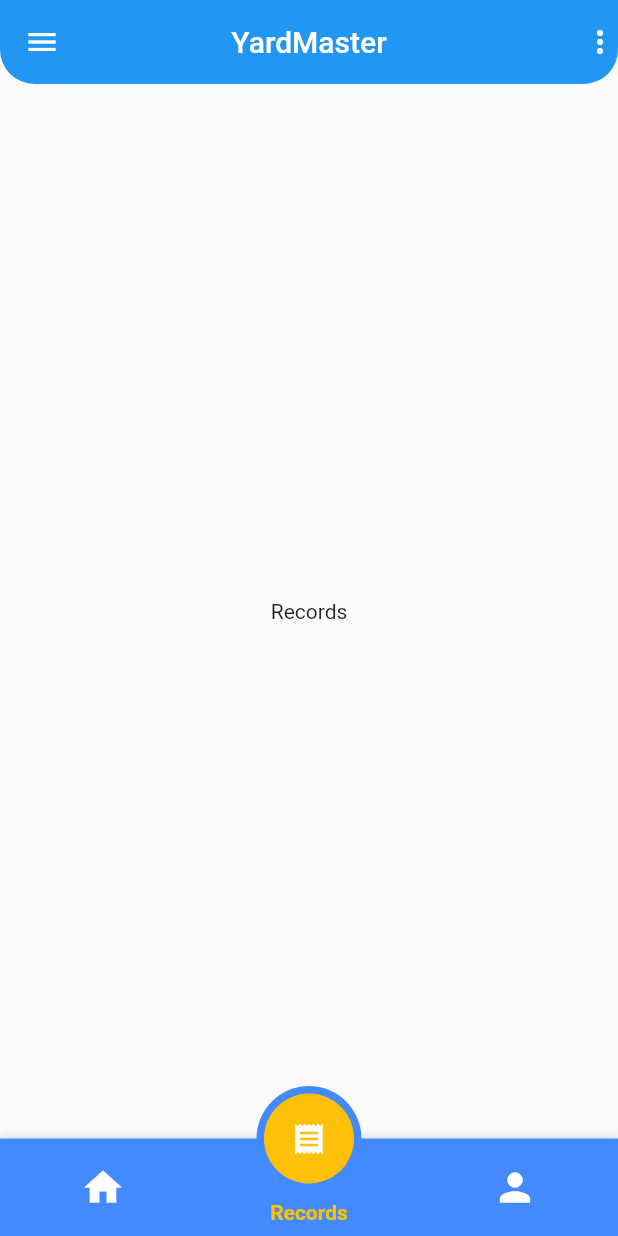
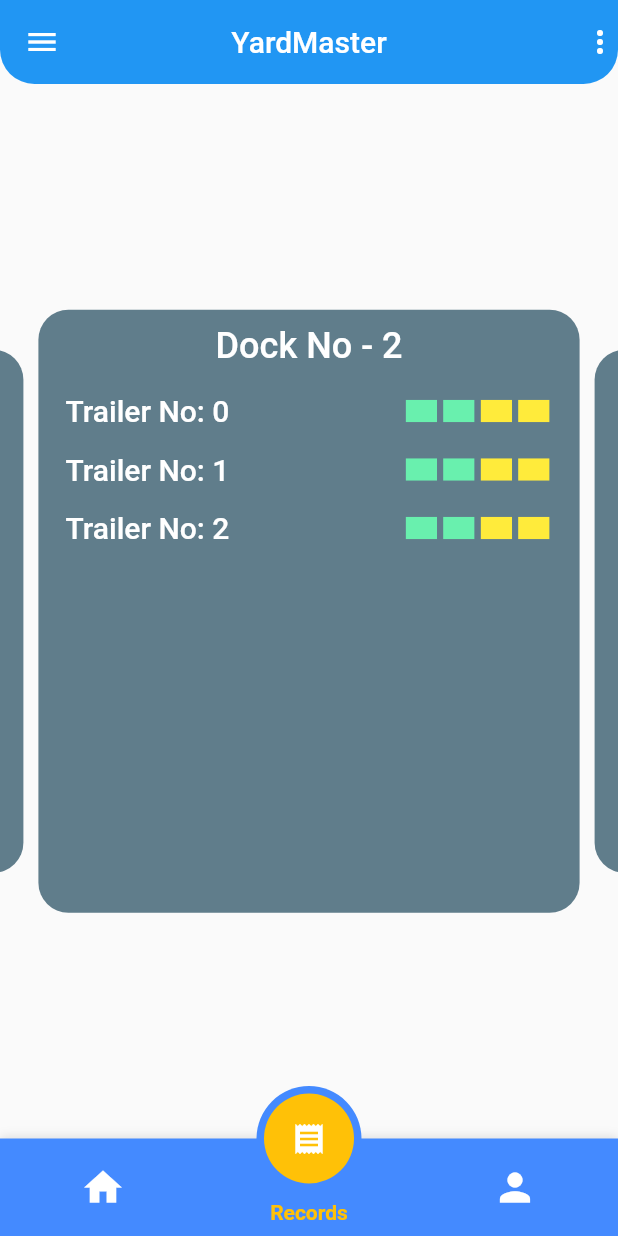
Before and after one commit to apexpre-dator/YardMaster, a Flutter app: the screen it shows after launch, item 2 of the bottom bar chosen, on a phone screen of 412 x 824 dp. Run offline on Flutter 3.47's test engine with Material 2 defaults, Android fonts, the phone set to English and light mode, and no system bars; drawn by our look-alikes of carousel_slider, motion_tab_bar_v2, step_progress_indicator; our stand-ins replace cloud_firestore, custom_radio_grouped_button, dropdown_button2, firebase_core, firebase_storage, image_picker and 2 more; missing offline and left inert: qr_code_scanner, toggle_list; accounts and stored records are empty.

Commit message:
Yard Screen

```diff
--- a/lib/main.dart
+++ b/lib/main.dart
@@ -6,6 +6,7 @@ import 'package:yms/screens/home.dart';
 import 'package:yms/screens/incomingRegistration.dart';
 import 'package:yms/screens/qr_scan.dart';
 import 'package:yms/screens/records.dart';
+import 'package:yms/screens/yardScreen.dart';
 
 void main() async {
   WidgetsFlutterBinding.ensureInitialized();
@@ -32,6 +33,7 @@ class MyApp extends StatelessWidget {
           IncomingRegistration.routeName: (context) =>
               const IncomingRegistration(),
           RecordScreen.routeName: (context) => const RecordScreen(),
+          YardScreen.routeName: (context) => const YardScreen(),
         });
   }
 }
--- a/lib/screens/home.dart
+++ b/lib/screens/home.dart
@@ -6,6 +6,7 @@ import 'package:yms/screens/incomingRegistration.dart';
 import 'package:yms/screens/outgoingVehicles.dart';
 import 'package:yms/screens/qr_scan.dart';
 import 'package:yms/screens/records.dart';
+import 'package:yms/screens/yardScreen.dart';
 
 class HomeScreen extends StatefulWidget {
   const HomeScreen({super.key});
@@ -177,11 +178,7 @@ class _HomeScreenState extends State<HomeScreen> with TickerProviderStateMixin {
               ),
             ),
           ),
-          Container(
-            child: const Center(
-              child: Text("Records"),
-            ),
-          ),
+          const YardScreen(),
           Container(
             child: const Center(
               child: Text("Dashboard"),
--- /dev/null
+++ b/lib/screens/yardScreen.dart
@@ -0,0 +1,84 @@
+import 'package:flutter/material.dart';
+import 'package:carousel_slider/carousel_slider.dart';
+import 'package:step_progress_indicator/step_progress_indicator.dart';
+
+class YardScreen extends StatelessWidget {
+  const YardScreen({super.key});
+  static const routeName = '/yard-screen';
+
+  @override
+  Widget build(BuildContext context) {
+    CarouselController buttonCarouselController = CarouselController();
+    return CarouselSlider(
+      items: [1, 2, 3, 4, 5].map((i) {
+        return Builder(
+          builder: (BuildContext context) {
+            return Container(
+              margin: const EdgeInsets.all(5),
+              padding: const EdgeInsets.all(10),
+              decoration: BoxDecoration(
+                color: Colors.blueGrey,
+                borderRadius: BorderRadius.circular(20),
+              ),
+              child: Column(
+                children: [
+                  Text(
+                    'Dock No - $i',
+                    style: const TextStyle(
+                      fontSize: 24,
+                      color: Colors.white,
+                      fontWeight: FontWeight.w500,
+                    ),
+                  ),
+                  const SizedBox(height: 10),
+                  ListView.builder(
+                    shrinkWrap: true,
+                    itemCount: 3,
+                    itemBuilder: (context, index) {
+                      return Container(
+                        padding: const EdgeInsets.all(8.0),
+                        child: Row(
+                          mainAxisAlignment: MainAxisAlignment.spaceBetween,
+                          children: [
+                            Text(
+                              'Trailer No: $index',
+                              style: const TextStyle(
+                                fontSize: 20,
+                                color: Colors.white,
+                                fontWeight: FontWeight.w500,
+                              ),
+                            ),
+                            const StepProgressIndicator(
+                              size: 15,
+                              padding: 2,
+                              totalSteps: 4,
+                              currentStep: 2,
+                              selectedColor: Colors.greenAccent,
+                              unselectedColor: Colors.yellow,
+                            ),
+                          ],
+                        ),
+                      );
+                    },
+                  ),
+                ],
+              ),
+            );
+          },
+        );
+      }).toList(),
+      carouselController: buttonCarouselController,
+      options: CarouselOptions(
+        autoPlay: true,
+        height: MediaQuery.of(context).size.height * 0.5,
+        autoPlayCurve: Curves.fastOutSlowIn,
+        viewportFraction: 0.9,
+        initialPage: 1,
+        enlargeCenterPage: true,
+        enableInfiniteScroll: true,
+        enlargeStrategy: CenterPageEnlargeStrategy.height,
+        padEnds: true,
+      ),
+    );
+  }
+}
--- a/pubspec.yaml
+++ b/pubspec.yaml
@@ -28,6 +28,7 @@ environment:
 # the latest version available on pub.dev. To see which dependencies have newer
 # versions available, run `flutter pub outdated`.
 dependencies:
+  carousel_slider: ^4.2.1
   cloud_firestore: ^4.8.4
   cupertino_icons: ^1.0.2
   custom_radio_grouped_button: ^2.2.0
@@ -44,6 +45,7 @@ dependencies:
   motion_tab_bar_v2: ^0.3.0
   qr_code_scanner: ^1.0.1
   qr_flutter: ^4.1.0
+  step_progress_indicator: ^1.0.2
   toggle_list: ^0.3.0
   uuid: ^3.0.7
 
```
Also changed, not shown: pubspec.lock.
